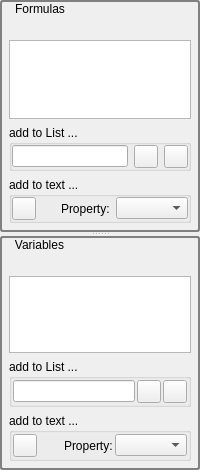
nfbyfm/TME, file src/MainApp/View/UI-Elements/mathform.ui: the form before one commit.
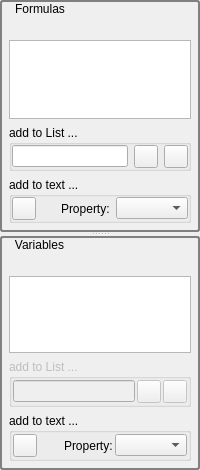
The form after the commit. Icons and pictures are not drawn.

The edit to the form file:
```diff
--- a/src/MainApp/View/UI-Elements/mathform.ui
+++ b/src/MainApp/View/UI-Elements/mathform.ui
@@ -273,6 +273,9 @@
        </item>
        <item>
         <widget class="QGroupBox" name="groupBox_4">
+         <property name="enabled">
+          <bool>false</bool>
+         </property>
          <property name="sizePolicy">
           <sizepolicy hsizetype="Preferred" vsizetype="Fixed">
            <horstretch>0</horstretch>
```
